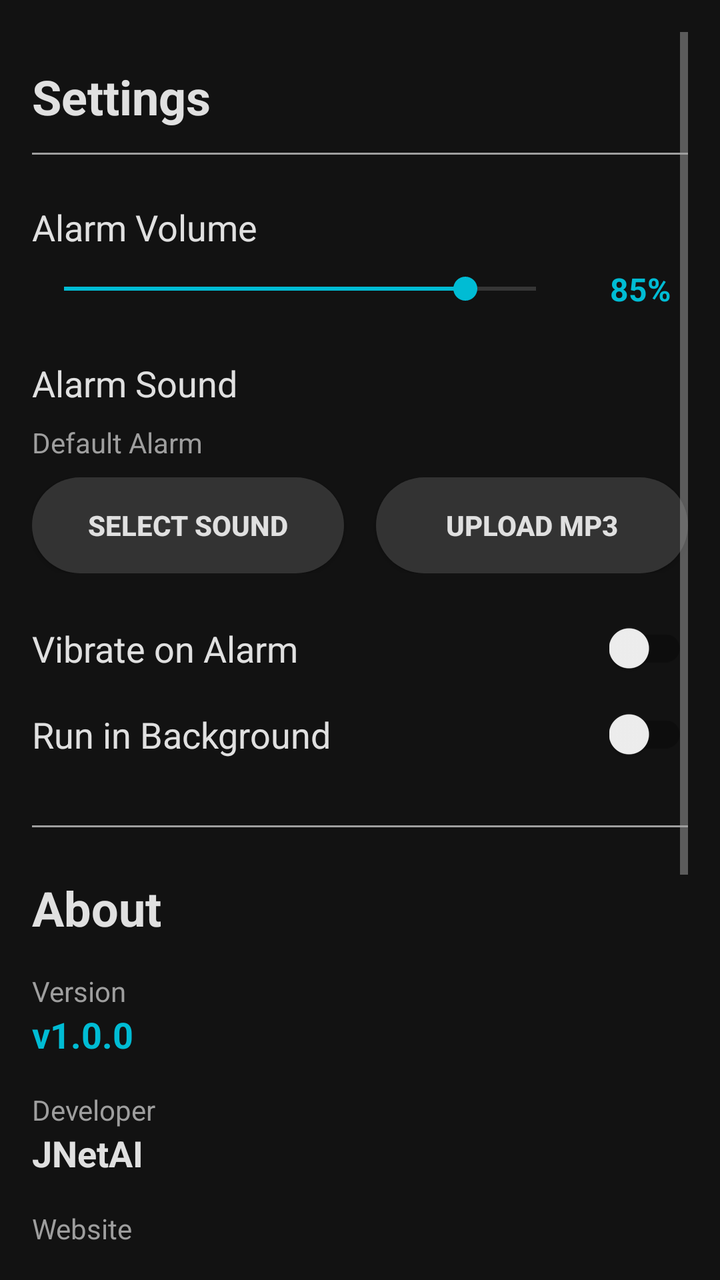
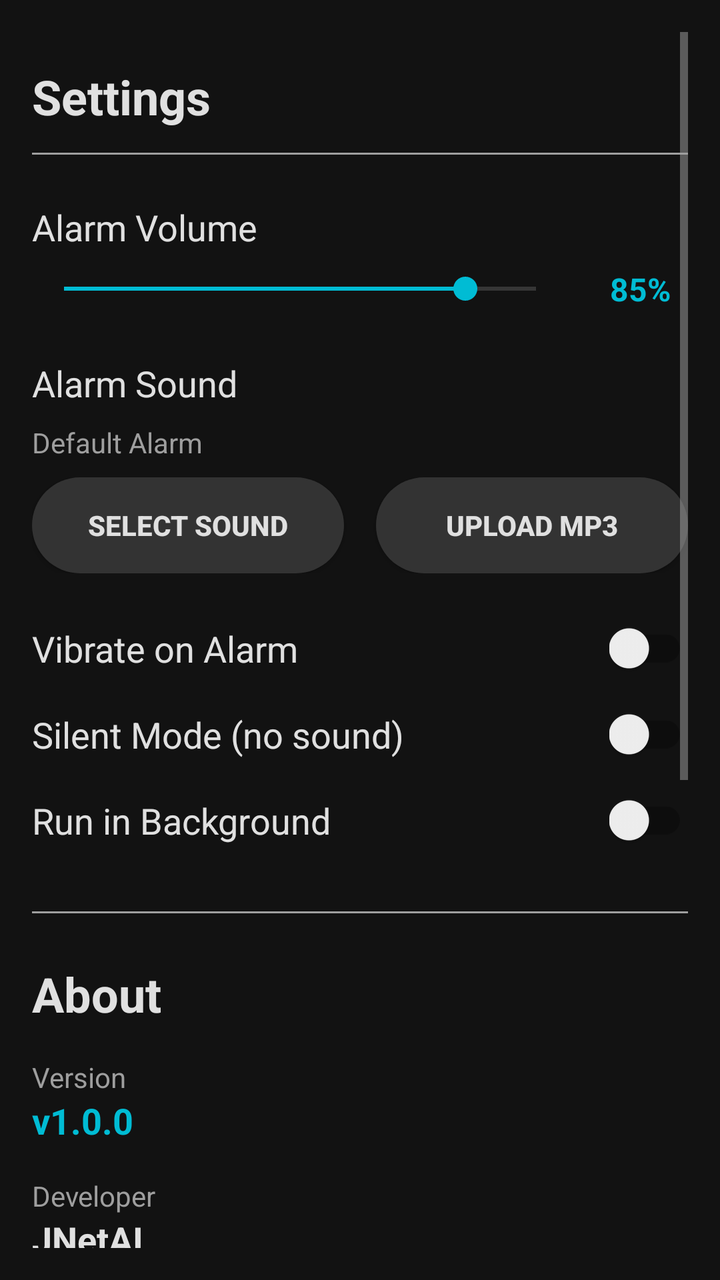

An Android layout rendered at two revisions. The XML below is the earlier revision; the diff shows what the commit changed to produce the second picture.
<!-- AndroidManifest.xml: activity theme Theme.StopWatch -->
<!-- res/layout/activity_settings.xml -->
<?xml version="1.0" encoding="utf-8"?>
<androidx.constraintlayout.widget.ConstraintLayout xmlns:android="http://schemas.android.com/apk/res/android"
    xmlns:app="http://schemas.android.com/apk/res-auto"
    android:layout_width="match_parent"
    android:layout_height="match_parent"
    android:background="@color/background_dark"
    android:padding="16dp">

    <ScrollView
        android:layout_width="match_parent"
        android:layout_height="match_parent">

        <LinearLayout
            android:layout_width="match_parent"
            android:layout_height="wrap_content"
            android:orientation="vertical">

            
            <TextView
                android:layout_width="wrap_content"
                android:layout_height="wrap_content"
                android:layout_marginTop="16dp"
                android:text="Settings"
                android:textColor="@color/text_primary"
                android:textSize="24sp"
                android:textStyle="bold" />

            
            <View
                android:layout_width="match_parent"
                android:layout_height="1dp"
                android:layout_marginTop="12dp"
                android:background="@color/text_secondary" />

            
            <TextView
                android:layout_width="wrap_content"
                android:layout_height="wrap_content"
                android:layout_marginTop="24dp"
                android:text="Alarm Volume"
                android:textColor="@color/text_primary"
                android:textSize="18sp" />

            <LinearLayout
                android:layout_width="match_parent"
                android:layout_height="wrap_content"
                android:layout_marginTop="8dp"
                android:gravity="center_vertical"
                android:orientation="horizontal">

                <SeekBar
                    android:id="@+id/seek_bar_volume"
                    android:layout_width="0dp"
                    android:layout_height="wrap_content"
                    android:layout_weight="1"
                    android:max="100"
                    android:progress="85"
                    android:progressTint="@color/accent_cyan"
                    android:thumbTint="@color/accent_cyan" />

                <TextView
                    android:id="@+id/tv_volume_value"
                    android:layout_width="48dp"
                    android:layout_height="wrap_content"
                    android:layout_marginStart="12dp"
                    android:gravity="center"
                    android:text="85%"
                    android:textColor="@color/accent_cyan"
                    android:textSize="16sp"
                    android:textStyle="bold" />

            </LinearLayout>

            
            <TextView
                android:layout_width="wrap_content"
                android:layout_height="wrap_content"
                android:layout_marginTop="24dp"
                android:text="Alarm Sound"
                android:textColor="@color/text_primary"
                android:textSize="18sp" />

            <TextView
                android:id="@+id/tv_current_sound"
                android:layout_width="match_parent"
                android:layout_height="wrap_content"
                android:layout_marginTop="8dp"
                android:text="Default Alarm"
                android:textColor="@color/text_secondary"
                android:textSize="14sp" />

            <LinearLayout
                android:layout_width="match_parent"
                android:layout_height="wrap_content"
                android:layout_marginTop="8dp"
                android:orientation="horizontal">

                <Button
                    android:id="@+id/btn_pick_sound"
                    style="@style/StopWatchButton"
                    android:layout_width="0dp"
                    android:layout_height="48dp"
                    android:layout_marginEnd="8dp"
                    android:layout_weight="1"
                    android:text="Select Sound" />

                <Button
                    android:id="@+id/btn_upload_sound"
                    style="@style/StopWatchButton"
                    android:layout_width="0dp"
                    android:layout_height="48dp"
                    android:layout_marginStart="8dp"
                    android:layout_weight="1"
                    android:text="Upload MP3" />

            </LinearLayout>

            
            <LinearLayout
                android:layout_width="match_parent"
                android:layout_height="wrap_content"
                android:layout_marginTop="24dp"
                android:gravity="center_vertical"
                android:orientation="horizontal">

                <TextView
                    android:layout_width="0dp"
                    android:layout_height="wrap_content"
                    android:layout_weight="1"
                    android:text="Vibrate on Alarm"
                    android:textColor="@color/text_primary"
                    android:textSize="18sp" />

                <androidx.appcompat.widget.SwitchCompat
                    android:id="@+id/switch_vibrate"
                    android:layout_width="wrap_content"
                    android:layout_height="wrap_content"
                    android:thumbTint="@color/accent_cyan"
                    android:trackTint="@color/text_secondary" />

            </LinearLayout>

            
            <LinearLayout
                android:layout_width="match_parent"
                android:layout_height="wrap_content"
                android:layout_marginTop="16dp"
                android:gravity="center_vertical"
                android:orientation="horizontal">

                <TextView
                    android:layout_width="0dp"
                    android:layout_height="wrap_content"
                    android:layout_weight="1"
                    android:text="Run in Background"
                    android:textColor="@color/text_primary"
                    android:textSize="18sp" />

                <androidx.appcompat.widget.SwitchCompat
                    android:id="@+id/switch_background"
                    android:layout_width="wrap_content"
                    android:layout_height="wrap_content"
                    android:thumbTint="@color/accent_cyan"
                    android:trackTint="@color/text_secondary" />

            </LinearLayout>

            
            <View
                android:layout_width="match_parent"
                android:layout_height="1dp"
                android:layout_marginTop="32dp"
                android:background="@color/text_secondary" />

            
            <TextView
                android:layout_width="wrap_content"
                android:layout_height="wrap_content"
                android:layout_marginTop="24dp"
                android:text="About"
                android:textColor="@color/text_primary"
                android:textSize="24sp"
                android:textStyle="bold" />

            
            <TextView
                android:layout_width="wrap_content"
                android:layout_height="wrap_content"
                android:layout_marginTop="16dp"
                android:text="Version"
                android:textColor="@color/text_secondary"
                android:textSize="14sp" />

            <TextView
                android:id="@+id/tv_about_version"
                android:layout_width="wrap_content"
                android:layout_height="wrap_content"
                android:text="v1.0.0"
                android:textColor="@color/accent_cyan"
                android:textSize="18sp"
                android:textStyle="bold" />

            
            <TextView
                android:layout_width="wrap_content"
                android:layout_height="wrap_content"
                android:layout_marginTop="16dp"
                android:text="Developer"
                android:textColor="@color/text_secondary"
                android:textSize="14sp" />

            <TextView
                android:layout_width="wrap_content"
                android:layout_height="wrap_content"
                android:text="JNetAI"
                android:textColor="@color/text_primary"
                android:textSize="18sp"
                android:textStyle="bold" />

            
            <TextView
                android:layout_width="wrap_content"
                android:layout_height="wrap_content"
                android:layout_marginTop="16dp"
                android:text="Website"
                android:textColor="@color/text_secondary"
                android:textSize="14sp" />

            <TextView
                android:id="@+id/tv_about_site"
                android:layout_width="wrap_content"
                android:layout_height="wrap_content"
                android:text="jnetai.com"
                android:textColor="@color/accent_cyan"
                android:textSize="16sp" />

            <Button
                android:id="@+id/btn_visit_site"
                style="@style/StopWatchButton"
                android:layout_width="200dp"
                android:layout_height="48dp"
                android:layout_marginTop="8dp"
                android:text="Visit Website" />

            
            <Button
                android:id="@+id/btn_update_check"
                style="@style/StopWatchButton"
                android:layout_width="match_parent"
                android:layout_height="56dp"
                android:layout_marginTop="24dp"
                android:text="Check for Updates on GitHub" />

            
            <Button
                android:id="@+id/btn_reset_settings"
                style="@style/StopWatchButtonDanger"
                android:layout_width="match_parent"
                android:layout_height="56dp"
                android:layout_marginTop="32dp"
                android:layout_marginBottom="24dp"
                android:text="Reset All Settings" />

        </LinearLayout>
    </ScrollView>

</androidx.constraintlayout.widget.ConstraintLayout>
<!-- resources referenced by this layout -->
<resources>
  <color name="accent_cyan">#FF00BCD4</color>
  <color name="background_dark">#FF121212</color>
  <color name="text_primary">#FFE0E0E0</color>
  <color name="text_secondary">#FF9E9E9E</color>
  <style name="StopWatchButton" parent="Widget.AppCompat.Button">
          <item name="android:background">@drawable/button_secondary_bg</item>
          <item name="android:textColor">@color/button_secondary_text</item>
          <item name="android:textSize">14sp</item>
          <item name="android:textStyle">bold</item>
          <item name="android:fontFamily">sans-serif-medium</item>
          <item name="android:elevation">1dp</item>
      </style>
  <style name="StopWatchButtonDanger" parent="Widget.AppCompat.Button">
          <item name="android:background">@drawable/button_danger_bg</item>
          <item name="android:textColor">@color/button_danger_text</item>
          <item name="android:textSize">16sp</item>
          <item name="android:textStyle">bold</item>
          <item name="android:fontFamily">sans-serif-medium</item>
          <item name="android:elevation">2dp</item>
      </style>
  <!-- drawable button_secondary_bg (drawable) -->
  <?xml version="1.0" encoding="utf-8"?>
  <shape xmlns:android="http://schemas.android.com/apk/res/android"
      android:shape="rectangle">
      <solid android:color="@color/button_secondary" />
      <corners android:radius="28dp" />
      <padding
          android:bottom="8dp"
          android:left="16dp"
          android:right="16dp"
          android:top="8dp" />
  </shape>
  <color name="button_secondary_text">#FFE0E0E0</color>
  <!-- drawable button_danger_bg (drawable) -->
  <?xml version="1.0" encoding="utf-8"?>
  <shape xmlns:android="http://schemas.android.com/apk/res/android"
      android:shape="rectangle">
      <solid android:color="@color/button_danger" />
      <corners android:radius="28dp" />
      <padding
          android:bottom="8dp"
          android:left="16dp"
          android:right="16dp"
          android:top="8dp" />
  </shape>
  <color name="button_danger_text">#FFFFFFFF</color>
  <color name="accent_cyan_dark">#FF008494</color>
  <style name="StopWatchEditText" parent="Widget.AppCompat.EditText">
          <item name="android:textColor">@color/text_primary</item>
          <item name="android:textColorHint">@color/text_disabled</item>
          <item name="android:background">@drawable/edit_text_background</item>
      </style>
  <style name="StopWatchSeekBar" parent="Widget.AppCompat.SeekBar">
          <item name="android:progressTint">@color/accent_cyan</item>
          <item name="android:thumbTint">@color/accent_cyan</item>
      </style>
  <style name="StopWatchSwitch" parent="Widget.AppCompat.CompoundButton.Switch">
          <item name="android:thumbTint">@color/accent_cyan</item>
          <item name="android:trackTint">@color/text_secondary</item>
      </style>
  <color name="button_secondary">#FF333333</color>
  <color name="button_danger">#FFC62828</color>
  <color name="text_disabled">#FF616161</color>
  <!-- drawable edit_text_background (drawable) -->
  <?xml version="1.0" encoding="utf-8"?>
  <shape xmlns:android="http://schemas.android.com/apk/res/android"
      android:shape="rectangle">
      <solid android:color="@color/surface_raised" />
      <corners android:radius="8dp" />
      <stroke
          android:width="1dp"
          android:color="@color/text_disabled" />
      <padding
          android:bottom="8dp"
          android:left="12dp"
          android:right="12dp"
          android:top="8dp" />
  </shape>
  <color name="surface_dark">#FF1E1E1E</color>
  <style name="StopWatchButton_Dialog" parent="Widget.AppCompat.Button.ButtonBar.AlertDialog">
          <item name="android:textColor">@color/accent_cyan</item>
          <item name="android:textSize">14sp</item>
          <item name="android:textStyle">bold</item>
      </style>
  <color name="surface_raised">#FF333333</color>
  <!-- unchanged entries left out for length: 2 -->
</resources>

<!-- the commit's change to res/layout/activity_settings.xml (unified diff, before → after) -->
@@ -152,6 +152,31 @@
                     android:layout_width="0dp"
                     android:layout_height="wrap_content"
                     android:layout_weight="1"
+                    android:text="Silent Mode (no sound)"
+                    android:textColor="@color/text_primary"
+                    android:textSize="18sp" />
+
+                <androidx.appcompat.widget.SwitchCompat
+                    android:id="@+id/switch_silent"
+                    android:layout_width="wrap_content"
+                    android:layout_height="wrap_content"
+                    android:thumbTint="@color/accent_cyan"
+                    android:trackTint="@color/text_secondary" />
+
+            </LinearLayout>
+
+            
+            <LinearLayout
+                android:layout_width="match_parent"
+                android:layout_height="wrap_content"
+                android:layout_marginTop="16dp"
+                android:gravity="center_vertical"
+                android:orientation="horizontal">
+
+                <TextView
+                    android:layout_width="0dp"
+                    android:layout_height="wrap_content"
+                    android:layout_weight="1"
                     android:text="Run in Background"
                     android:textColor="@color/text_primary"
                     android:textSize="18sp" />
@@ -253,6 +278,15 @@
 
             
             <Button
+                android:id="@+id/btn_share_app"
+                style="@style/StopWatchButton"
+                android:layout_width="match_parent"
+                android:layout_height="56dp"
+                android:layout_marginTop="12dp"
+                android:text="Share App" />
+
+            
+            <Button
                 android:id="@+id/btn_reset_settings"
                 style="@style/StopWatchButtonDanger"
                 android:layout_width="match_parent"
